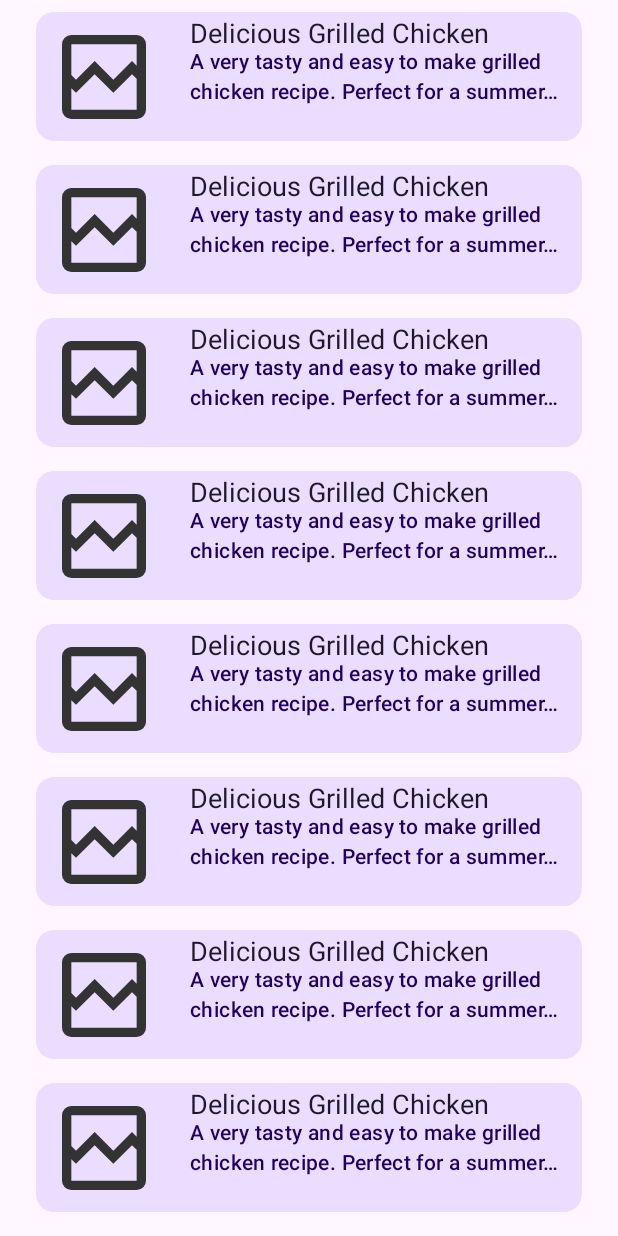
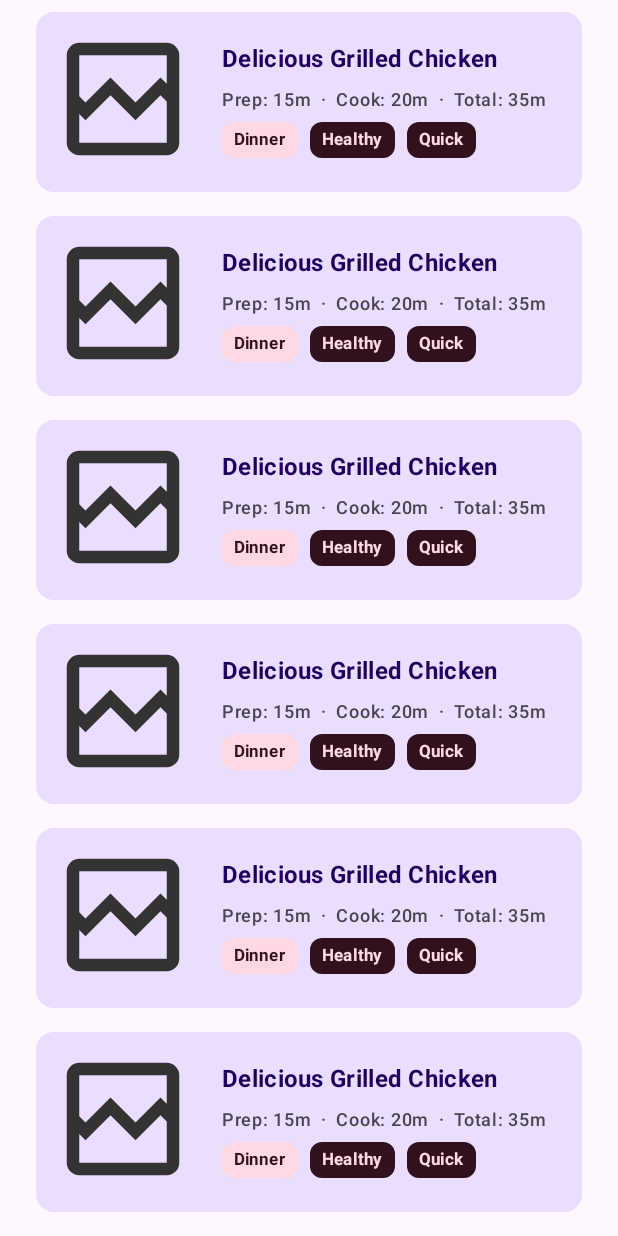
Before and after one commit to jmuci/ChefAI, an Android app built with Jetpack Compose: the @Preview function RecipesListScreenPreview, on a phone screen of 412 x 824 dp. Run offline under Robolectric (Android 15) with nearby library versions, the phone set to English and light mode, and no system bars; libraries missing offline, so code that uses them is left out: androidx.hilt.lifecycle, xyz.block.uuidv7; pictures from the network do not load; 1 statement that could not run was skipped.

Commit message:
Added label chips for ListView

```diff
--- a/app/src/main/java/com/tenmilelabs/chefai/data/repository/DefaultRecipeRepository.kt
+++ b/app/src/main/java/com/tenmilelabs/chefai/data/repository/DefaultRecipeRepository.kt
@@ -1,6 +1,8 @@
 package com.tenmilelabs.chefai.data.repository
 
 import com.tenmilelabs.chefai.data.mapper.toDomain
+import com.tenmilelabs.chefai.data.mapper.toPreviewDomain
+import com.tenmilelabs.chefai.data.mapper.toRecipePreviewDomain
 import com.tenmilelabs.chefai.data.mapper.toRoomEntity
 import com.tenmilelabs.chefai.data.source.local.RecipeDao
 import com.tenmilelabs.chefai.data.source.local.util.decodeHex
@@ -44,9 +46,9 @@ class DefaultRecipeRepository @Inject constructor(
     }
 
     override fun getRecipesPreviewStream(): Flow<List<RecipePreview>> {
-        return localDatSource.observeAllRecipesForUser(testUserId).map { recipes ->
+        return localDatSource.observeRecipesWithDetailsForUser(testUserId).map { recipes ->
             withContext(dispatcher) {
-                recipes.toDomain()
+                recipes.toRecipePreviewDomain()
             }
         }.catch { e ->
             logAndReThrow(e)
--- /dev/null
+++ b/app/src/main/java/com/tenmilelabs/chefai/ui/components/InfoChip.kt
@@ -0,0 +1,49 @@
+package com.tenmilelabs.chefai.ui.components
+
+import androidx.compose.foundation.layout.padding
+import androidx.compose.foundation.shape.RoundedCornerShape
+import androidx.compose.material3.MaterialTheme
+import androidx.compose.material3.Surface
+import androidx.compose.material3.Text
+import androidx.compose.runtime.Composable
+import androidx.compose.ui.Modifier
+import androidx.compose.ui.graphics.Color
+import androidx.compose.ui.res.dimensionResource
+import androidx.compose.ui.text.font.FontWeight
+import androidx.compose.ui.unit.dp
+import com.tenmilelabs.chefai.R
+
+enum class InfoChipType {
+    TAG,
+    LABEL
+}
+@Composable
+private fun chipColors(type: InfoChipType): Pair<Color, Color> {
+    return when (type) {
+        InfoChipType.TAG ->
+            MaterialTheme.colorScheme.onTertiaryContainer to
+                    MaterialTheme.colorScheme.tertiaryContainer
+
+        InfoChipType.LABEL ->
+            MaterialTheme.colorScheme.tertiaryContainer to
+                    MaterialTheme.colorScheme.onTertiaryContainer
+    }
+}
+
+@Composable
+fun InfoChip(text: String, type: InfoChipType) {
+    val (background, foreground) = chipColors(type)
+    Surface(
+        shape = RoundedCornerShape(8.dp),
+        color = background,
+        modifier = Modifier.padding(end = dimensionResource(id = R.dimen.padding_extra_small))
+    ) {
+        Text(
+            text = text,
+            style = MaterialTheme.typography.labelSmall,
+            fontWeight = FontWeight.Bold,
+            color = foreground,
+            modifier = Modifier.padding(horizontal = dimensionResource(id = R.dimen.padding_small), vertical = dimensionResource(id = R.dimen.padding_extra_small))
+        )
+    }
+}
--- a/app/src/main/java/com/tenmilelabs/chefai/ui/components/RecipeListCard.kt
+++ b/app/src/main/java/com/tenmilelabs/chefai/ui/components/RecipeListCard.kt
@@ -1,13 +1,17 @@
 package com.tenmilelabs.chefai.ui.components
 
+import androidx.compose.foundation.layout.Arrangement
 import androidx.compose.foundation.layout.Column
+import androidx.compose.foundation.layout.ExperimentalLayoutApi
+import androidx.compose.foundation.layout.FlowRow
 import androidx.compose.foundation.layout.Row
+import androidx.compose.foundation.layout.Spacer
+import androidx.compose.foundation.layout.height
 import androidx.compose.foundation.layout.padding
 import androidx.compose.foundation.layout.size
 import androidx.compose.foundation.shape.RoundedCornerShape
 import androidx.compose.material3.Card
 import androidx.compose.material3.CardDefaults
-import androidx.compose.material3.CircularProgressIndicator
 import androidx.compose.material3.MaterialTheme
 import androidx.compose.material3.Surface
 import androidx.compose.material3.Text
@@ -15,6 +19,7 @@ import androidx.compose.runtime.Composable
 import androidx.compose.ui.Alignment
 import androidx.compose.ui.Modifier
 import androidx.compose.ui.draw.clip
+import androidx.compose.ui.graphics.Color
 import androidx.compose.ui.layout.ContentScale
 import androidx.compose.ui.platform.LocalContext
 import androidx.compose.ui.res.dimensionResource
@@ -25,35 +30,31 @@ import androidx.compose.ui.text.style.TextOverflow
 import androidx.compose.ui.tooling.preview.Preview
 import androidx.compose.ui.tooling.preview.PreviewParameter
 import androidx.compose.ui.unit.dp
-import coil3.annotation.ExperimentalCoilApi
 import coil3.compose.AsyncImage
 import coil3.request.ImageRequest
 import coil3.request.crossfade
 import com.tenmilelabs.chefai.R
-import com.tenmilelabs.chefai.data.source.local.util.generateUuid7
 import com.tenmilelabs.chefai.domain.model.RecipePreview
 import com.tenmilelabs.chefai.ui.preview.RecipePreviewProvider
 import com.tenmilelabs.chefai.ui.theme.ChefAITheme
 import java.util.UUID
 
+@OptIn(ExperimentalLayoutApi::class)
 @Composable
 fun RecipeListCard(
     recipe: RecipePreview,
-    closeDetailScreen: () -> Unit = {},
     navigateToDetail: (UUID) -> Unit = {}
 ) {
     Card(
         modifier = Modifier
-            .padding(dimensionResource(id = R.dimen.padding_small)),
+            .padding(dimensionResource(id = R.dimen.padding_small))
+            .height(120.dp), // Fixed height for the card
         colors = CardDefaults.cardColors(MaterialTheme.colorScheme.primaryContainer),
         onClick = { navigateToDetail(recipe.uuid) }
     ) {
-        Row {
-            Column(
-                modifier = Modifier
-                    .weight(1f)
-                    .align(Alignment.CenterVertically)
-                    .padding(dimensionResource(id = R.dimen.padding_small))
+        Row(
+            modifier = Modifier.padding(dimensionResource(id = R.dimen.padding_small)),
+            verticalAlignment = Alignment.CenterVertically
         ) {
             AsyncImage(
                 model = ImageRequest.Builder(LocalContext.current)
@@ -66,86 +67,70 @@ fun RecipeListCard(
                 contentScale = ContentScale.Crop,
                 alignment = Alignment.Center,
                 modifier = Modifier
-                        .size(120.dp, 70.dp)
-                        .clip(RoundedCornerShape(5.dp))
+                    .size(width = 100.dp, height = 100.dp)
+                    .clip(RoundedCornerShape(8.dp))
             )
-            }
+
             Column(
                 modifier = Modifier
-                    .weight(3f)
-                    .padding(dimensionResource(id = R.dimen.padding_extra_small))
+                    .padding(start = dimensionResource(id = R.dimen.padding_medium))
+                    .weight(1f)
             ) {
                 Text(
                     text = recipe.title,
-                    style = MaterialTheme.typography.titleLarge,
-                    color = MaterialTheme.colorScheme.onSecondaryContainer,
-                    modifier = Modifier
-                        .padding(horizontal = dimensionResource(id = R.dimen.padding_small))
+                    style = MaterialTheme.typography.titleMedium,
+                    fontWeight = FontWeight.Bold,
+                    color = MaterialTheme.colorScheme.onPrimaryContainer,
+                    maxLines = 1,
+                    overflow = TextOverflow.Ellipsis
                 )
-                //TODO (Display List of Labels)
-                //RecipeTimeAndLabelRow(recipe.prepTimeMinutes, recipe.labels.first().displayName)
 
-                Text(
-                    text = recipe.description,
-                    style = MaterialTheme.typography.bodyMedium,
-                    overflow = TextOverflow.Ellipsis,
-                    maxLines = 2,
-                    modifier = Modifier
-                        .padding(horizontal = dimensionResource(id = R.dimen.padding_small))
+                Spacer(modifier = Modifier.height(dimensionResource(id = R.dimen.padding_small)))
+
+                RecipeTimeRow(
+                    prepTime = recipe.prepTimeMinutes,
+                    cookTime = recipe.cookTimeMinutes
                 )
+
+                Spacer(modifier = Modifier.height(dimensionResource(id = R.dimen.padding_small)))
+
+                FlowRow(
+                    horizontalArrangement = Arrangement.spacedBy(dimensionResource(id = R.dimen.padding_extra_small)),
+                    verticalArrangement = Arrangement.spacedBy(dimensionResource(id = R.dimen.padding_extra_small))
+                ) {
+                    recipe.labels.take(3).forEach { label ->
+                        InfoChip(text = label.displayName, type = InfoChipType.LABEL)
+                    }
+                    recipe.tags.take(3).forEach { tag ->
+                        InfoChip(text = tag.displayName, type = InfoChipType.TAG)
                     }
                 }
-
-    }
-}
-
-@Composable
-fun RecipeTimeAndLabelRow(prepTime: Int, label: String) {
-    Row(
-        modifier = Modifier
-            .padding(vertical = dimensionResource(id = R.dimen.padding_extra_extra_small))
-    ) {
-        Column {
-            Text(
-                text = "${prepTime} min",
-                style = MaterialTheme.typography.labelMedium,
-                fontWeight = FontWeight.Bold,
-                modifier = Modifier
-                    .padding(horizontal = dimensionResource(id = R.dimen.padding_small))
-            )
-        }
-        Column {
-            Surface(
-                shape = RoundedCornerShape(16.dp),
-                color = MaterialTheme.colorScheme.tertiaryContainer
-            ) {
-                Text(
-                    text = label,
-                    style = MaterialTheme.typography.labelMedium,
-                    fontWeight = FontWeight.Bold,
-                    modifier = Modifier
-                        .padding(horizontal = dimensionResource(id = R.dimen.padding_small))
-                )
             }
         }
     }
 }
 
-@OptIn(ExperimentalCoilApi::class)
+@Composable
+fun RecipeTimeRow(prepTime: Int, cookTime: Int) {
+    val totalTime = prepTime + cookTime
+    Text(
+        text = "Prep: ${prepTime}m  ·  Cook: ${cookTime}m  ·  Total: ${totalTime}m",
+        style = MaterialTheme.typography.labelMedium,
+        color = MaterialTheme.colorScheme.onSurfaceVariant,
+        maxLines = 1,
+        overflow = TextOverflow.Ellipsis
+    )
+}
+
+
 @Preview
 @Composable
 fun RecipeListCardPreview(
     @PreviewParameter(RecipePreviewProvider::class) recipe: RecipePreview
 ) {
-    val previewUser = com.tenmilelabs.chefai.domain.model.User(
-        uuid = generateUuid7(),
-        displayName = "ChefAI Preview",
-        email = "preview@chefai.app",
-        avatarUrl = null
-    )
     ChefAITheme {
         Surface {
-            RecipeListCard(recipe)
+            RecipeListCard(recipe = recipe)
         }
     }
 }
--- a/app/src/main/java/com/tenmilelabs/chefai/ui/recipeDetails/RecipeDetailsScreen.kt
+++ b/app/src/main/java/com/tenmilelabs/chefai/ui/recipeDetails/RecipeDetailsScreen.kt
@@ -32,7 +32,7 @@ import com.tenmilelabs.chefai.R
 import com.tenmilelabs.chefai.domain.model.Label
 import com.tenmilelabs.chefai.domain.model.Recipe
 import com.tenmilelabs.chefai.domain.model.User
-import com.tenmilelabs.chefai.ui.components.RecipeTimeAndLabelRow
+import com.tenmilelabs.chefai.ui.components.RecipeTimeRow
 import com.tenmilelabs.chefai.ui.theme.ChefAITheme
 import com.tenmilelabs.chefai.util.EmptyContent
 import com.tenmilelabs.chefai.util.LoadingContent
@@ -97,7 +97,7 @@ fun RecipeDetailsContent(
                 .height(200.dp)
         )
         //TODO support multiple labels
-        RecipeTimeAndLabelRow(recipe.prepTimeMinutes, recipe.labels.first().displayName)
+        RecipeTimeRow(recipe.prepTimeMinutes, recipe.cookTimeMinutes)
         Text(
             text = stringResource(R.string.recipe_steps),
             style = MaterialTheme.typography.titleMedium
```
Also changed, not shown: app/src/main/java/com/tenmilelabs/chefai/data/mapper/RoomDomainMap.kt (+17 -13 lines), 1 other file. Lines whose indentation alone changed are shown as unchanged.
